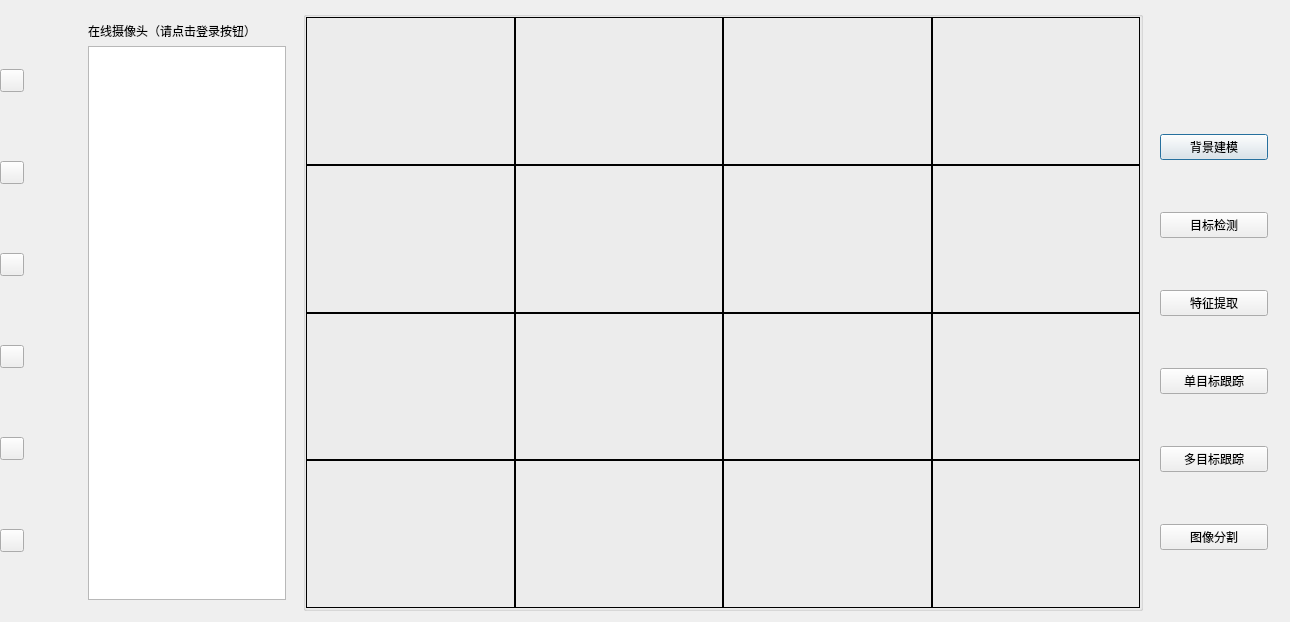
Qt form VisionAlgShow/visionalgmain.ui (MMAPer/VisionAlgShow) before a commit.
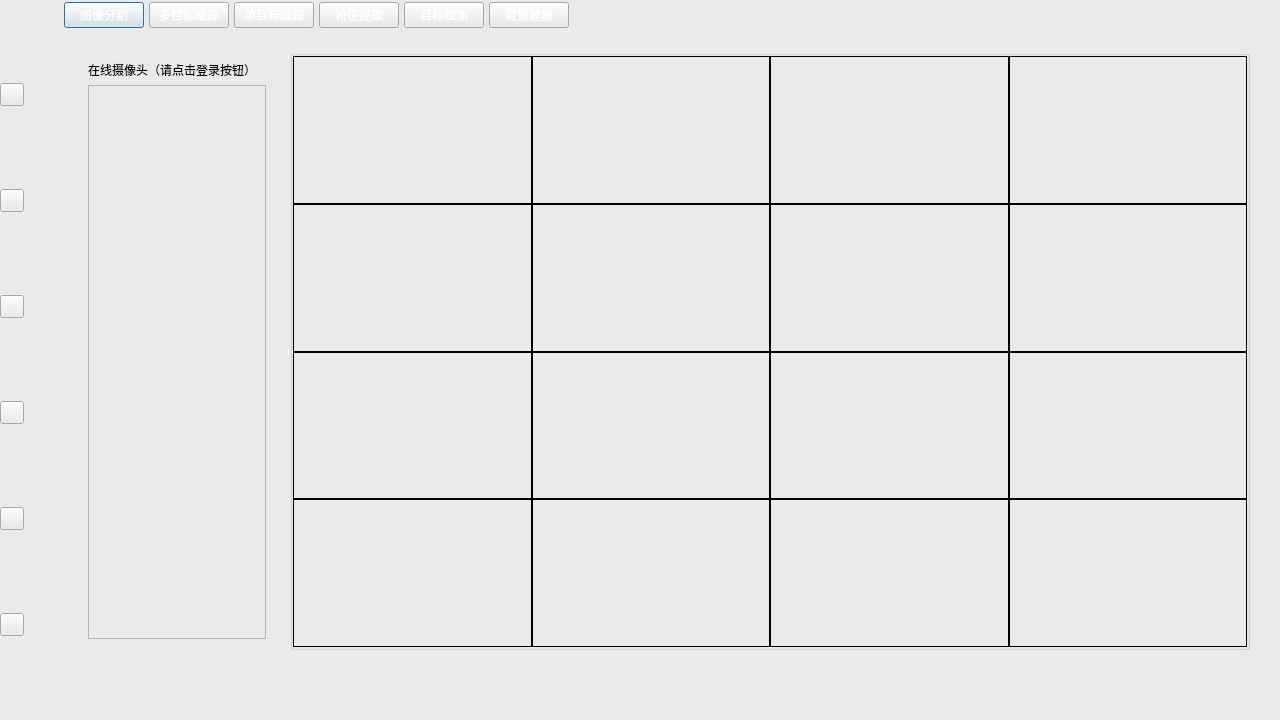
The same form after that commit.

Commit message: Unified interface

Patch:
```diff
--- a/VisionAlgShow/visionalgmain.ui
+++ b/VisionAlgShow/visionalgmain.ui
@@ -6,37 +6,55 @@
    <rect>
     <x>0</x>
     <y>0</y>
-    <width>1290</width>
-    <height>600</height>
+    <width>1280</width>
+    <height>720</height>
    </rect>
   </property>
+  <property name="minimumSize">
+   <size>
+    <width>1280</width>
+    <height>720</height>
+   </size>
+  </property>
+  <property name="maximumSize">
+   <size>
+    <width>9999</width>
+    <height>9999</height>
+   </size>
+  </property>
   <property name="windowTitle">
    <string>计算机视觉算法展示平台</string>
   </property>
-  <layout class="QHBoxLayout" name="horizontalLayout_2">
-   <property name="spacing">
-    <number>0</number>
-   </property>
-   <property name="leftMargin">
-    <number>0</number>
-   </property>
-   <property name="topMargin">
-    <number>0</number>
-   </property>
-   <property name="rightMargin">
-    <number>0</number>
-   </property>
-   <property name="bottomMargin">
-    <number>0</number>
-   </property>
-   <item>
+  <property name="styleSheet">
+   <string notr="true">background-color:#EAEAEA;color:#EAEAEA;</string>
+  </property>
     <widget class="QWidget" name="widget_menu" native="true">
+   <property name="geometry">
+    <rect>
+     <x>0</x>
+     <y>0</y>
+     <width>64</width>
+     <height>720</height>
+    </rect>
+   </property>
      <property name="sizePolicy">
       <sizepolicy hsizetype="Preferred" vsizetype="Preferred">
        <horstretch>0</horstretch>
        <verstretch>0</verstretch>
       </sizepolicy>
      </property>
+   <property name="minimumSize">
+    <size>
+     <width>64</width>
+     <height>720</height>
+    </size>
+   </property>
+   <property name="maximumSize">
+    <size>
+     <width>64</width>
+     <height>720</height>
+    </size>
+   </property>
      <layout class="QVBoxLayout" name="verticalLayout_5">
       <property name="spacing">
        <number>0</number>
@@ -55,12 +73,6 @@
       </property>
       <item>
        <widget class="QToolButton" name="btn_onlinehandle">
-        <property name="minimumSize">
-         <size>
-          <width>24</width>
-          <height>0</height>
-         </size>
-        </property>
         <property name="styleSheet">
          <string notr="true">color: rgb(255, 255, 255);</string>
         </property>
@@ -121,25 +133,91 @@
       </item>
      </layout>
     </widget>
-   </item>
-   <item>
+  <widget class="QWidget" name="widget_show" native="true">
+   <property name="geometry">
+    <rect>
+     <x>64</x>
+     <y>0</y>
+     <width>1216</width>
+     <height>720</height>
+    </rect>
+   </property>
+   <property name="minimumSize">
+    <size>
+     <width>1216</width>
+     <height>720</height>
+    </size>
+   </property>
+   <property name="maximumSize">
+    <size>
+     <width>1216</width>
+     <height>720</height>
+    </size>
+   </property>
     <widget class="QWidget" name="widget_main" native="true">
+    <property name="geometry">
+     <rect>
+      <x>0</x>
+      <y>30</y>
+      <width>1200</width>
+      <height>640</height>
+     </rect>
+    </property>
+    <property name="sizePolicy">
+     <sizepolicy hsizetype="Fixed" vsizetype="Fixed">
+      <horstretch>0</horstretch>
+      <verstretch>0</verstretch>
+     </sizepolicy>
+    </property>
+    <property name="minimumSize">
+     <size>
+      <width>1200</width>
+      <height>640</height>
+     </size>
+    </property>
+    <property name="maximumSize">
+     <size>
+      <width>1200</width>
+      <height>640</height>
+     </size>
+    </property>
      <property name="styleSheet">
       <string notr="true">font:9pt &quot;微软雅黑&quot;;</string>
      </property>
      <layout class="QHBoxLayout" name="horizontalLayout">
+     <property name="spacing">
+      <number>0</number>
+     </property>
+     <property name="leftMargin">
+      <number>0</number>
+     </property>
+     <property name="topMargin">
+      <number>0</number>
+     </property>
+     <property name="rightMargin">
+      <number>0</number>
+     </property>
+     <property name="bottomMargin">
+      <number>0</number>
+     </property>
       <item>
        <widget class="QWidget" name="widget_camera" native="true">
         <property name="sizePolicy">
-         <sizepolicy hsizetype="Fixed" vsizetype="Expanding">
+        <sizepolicy hsizetype="Fixed" vsizetype="Preferred">
           <horstretch>0</horstretch>
           <verstretch>0</verstretch>
          </sizepolicy>
         </property>
+       <property name="minimumSize">
+        <size>
+         <width>200</width>
+         <height>600</height>
+        </size>
+       </property>
         <property name="maximumSize">
          <size>
-          <width>220</width>
-          <height>16777215</height>
+         <width>200</width>
+         <height>600</height>
          </size>
         </property>
         <layout class="QVBoxLayout" name="verticalLayout">
@@ -170,7 +248,13 @@
        <widget class="QGroupBox" name="gBoxMain">
         <property name="minimumSize">
          <size>
-          <width>840</width>
+         <width>960</width>
+         <height>600</height>
+        </size>
+       </property>
+       <property name="maximumSize">
+        <size>
+         <width>960</width>
           <height>600</height>
          </size>
         </property>
@@ -624,104 +708,133 @@
         </layout>
        </widget>
       </item>
-      <item>
-       <widget class="QWidget" name="widget_right" native="true">
+    </layout>
+   </widget>
+   <widget class="QWidget" name="widget_alg" native="true">
+    <property name="geometry">
+     <rect>
+      <x>0</x>
+      <y>0</y>
+      <width>1216</width>
+      <height>30</height>
+     </rect>
+    </property>
         <property name="sizePolicy">
-         <sizepolicy hsizetype="Fixed" vsizetype="Expanding">
+     <sizepolicy hsizetype="Fixed" vsizetype="Fixed">
           <horstretch>0</horstretch>
           <verstretch>0</verstretch>
          </sizepolicy>
         </property>
         <property name="minimumSize">
          <size>
-          <width>130</width>
-          <height>0</height>
-         </size>
-        </property>
-        <layout class="QVBoxLayout" name="verticalLayout_2">
-         <item>
-          <widget class="QLabel" name="label_HCNetSDK">
-           <property name="sizePolicy">
-            <sizepolicy hsizetype="Expanding" vsizetype="Fixed">
-             <horstretch>0</horstretch>
-             <verstretch>0</verstretch>
-            </sizepolicy>
-           </property>
-           <property name="styleSheet">
-            <string notr="true">font:10pt &quot;微软雅黑&quot;;</string>
-           </property>
-           <property name="text">
-            <string/>
-           </property>
-          </widget>
-         </item>
-         <item>
-          <widget class="QPushButton" name="pushButton">
-           <property name="styleSheet">
-            <string notr="true">color:black</string>
-           </property>
-           <property name="text">
-            <string>背景建模</string>
-           </property>
-          </widget>
-         </item>
-         <item>
-          <widget class="QPushButton" name="pushButton_2">
-           <property name="styleSheet">
-            <string notr="true">color:black</string>
-           </property>
-           <property name="text">
-            <string>目标检测</string>
-           </property>
-          </widget>
-         </item>
-         <item>
-          <widget class="QPushButton" name="pushButton_3">
-           <property name="styleSheet">
-            <string notr="true">color:black</string>
-           </property>
-           <property name="text">
-            <string>特征提取</string>
-           </property>
-          </widget>
-         </item>
-         <item>
-          <widget class="QPushButton" name="pushButton_4">
-           <property name="styleSheet">
-            <string notr="true">color:black</string>
-           </property>
-           <property name="text">
-            <string>单目标跟踪</string>
-           </property>
-          </widget>
-         </item>
-         <item>
-          <widget class="QPushButton" name="pushButton_5">
-           <property name="styleSheet">
-            <string notr="true">color:black</string>
-           </property>
-           <property name="text">
-            <string>多目标跟踪</string>
-           </property>
-          </widget>
-         </item>
+      <width>1216</width>
+      <height>30</height>
+     </size>
+    </property>
+    <property name="maximumSize">
+     <size>
+      <width>1216</width>
+      <height>30</height>
+     </size>
+    </property>
+    <layout class="QHBoxLayout" name="horizontalLayout_3">
+     <property name="spacing">
+      <number>5</number>
+     </property>
+     <property name="leftMargin">
+      <number>0</number>
+     </property>
+     <property name="topMargin">
+      <number>0</number>
+     </property>
+     <property name="rightMargin">
+      <number>0</number>
+     </property>
+     <property name="bottomMargin">
+      <number>0</number>
+     </property>
          <item>
           <widget class="QPushButton" name="pushButton_6">
            <property name="styleSheet">
-            <string notr="true">color:black</string>
+        <string notr="true">color:white</string>
            </property>
            <property name="text">
             <string>图像分割</string>
            </property>
           </widget>
          </item>
-        </layout>
-       </widget>
-      </item>
-     </layout>
-    </widget>
-   </item>
-  </layout>
+     <item>
+      <widget class="QPushButton" name="pushButton_5">
+       <property name="styleSheet">
+        <string notr="true">color:white</string>
+       </property>
+       <property name="text">
+        <string>多目标跟踪</string>
+       </property>
+      </widget>
+     </item>
+     <item>
+      <widget class="QPushButton" name="pushButton_4">
+       <property name="styleSheet">
+        <string notr="true">color:white</string>
+       </property>
+       <property name="text">
+        <string>单目标跟踪</string>
+       </property>
+      </widget>
+     </item>
+     <item>
+      <widget class="QPushButton" name="pushButton_3">
+       <property name="styleSheet">
+        <string notr="true">color:white</string>
+       </property>
+       <property name="text">
+        <string>特征提取</string>
+       </property>
+      </widget>
+     </item>
+     <item>
+      <widget class="QPushButton" name="pushButton_2">
+       <property name="styleSheet">
+        <string notr="true">color:white</string>
+       </property>
+       <property name="text">
+        <string>目标检测</string>
+       </property>
+      </widget>
+     </item>
+     <item>
+      <widget class="QPushButton" name="pushButton">
+       <property name="styleSheet">
+        <string notr="true">color:white</string>
+       </property>
+       <property name="text">
+        <string>背景建模</string>
+       </property>
+      </widget>
+     </item>
+     <item>
+      <widget class="QLabel" name="label_HCNetSDK">
+       <property name="sizePolicy">
+        <sizepolicy hsizetype="Expanding" vsizetype="Fixed">
+         <horstretch>0</horstretch>
+         <verstretch>0</verstretch>
+        </sizepolicy>
+       </property>
+       <property name="styleSheet">
+        <string notr="true">color:white;</string>
+       </property>
+       <property name="text">
+        <string/>
+       </property>
+      </widget>
+     </item>
+    </layout>
+   </widget>
+  </widget>
+  <zorder>widget_menu</zorder>
+  <zorder>widget</zorder>
+  <zorder>widget_show</zorder>
  </widget>
  <layoutdefault spacing="6" margin="11"/>
  <resources/>
```
Lines whose indentation alone changed are shown as unchanged. The commit also changes 6 other files.
